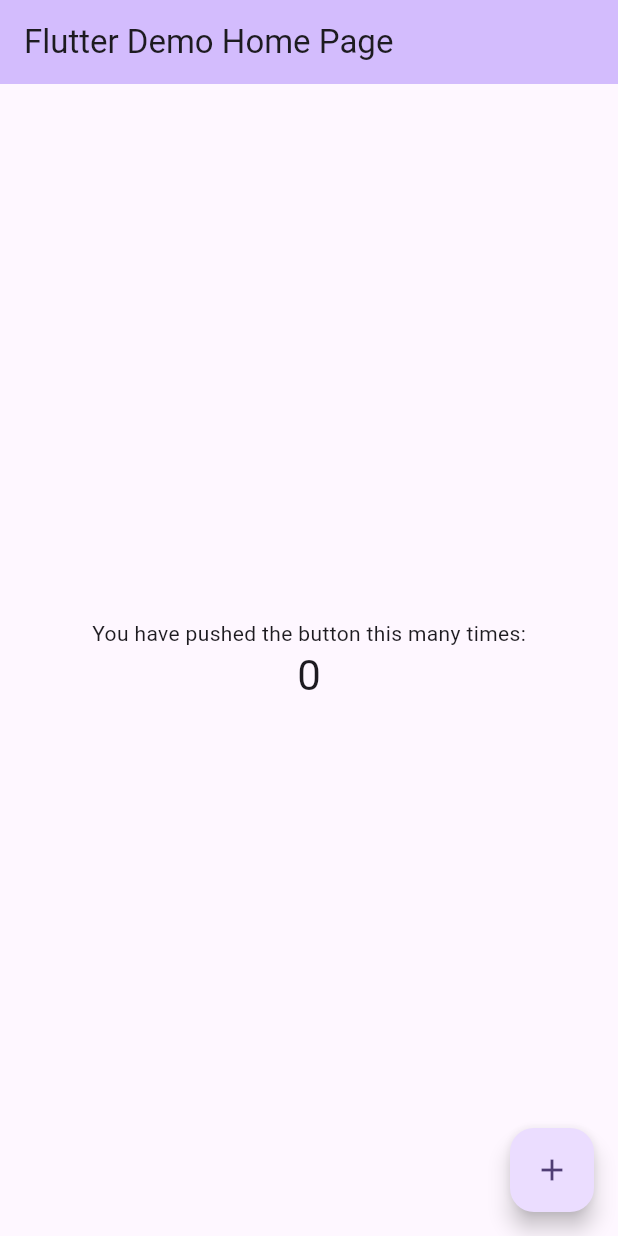
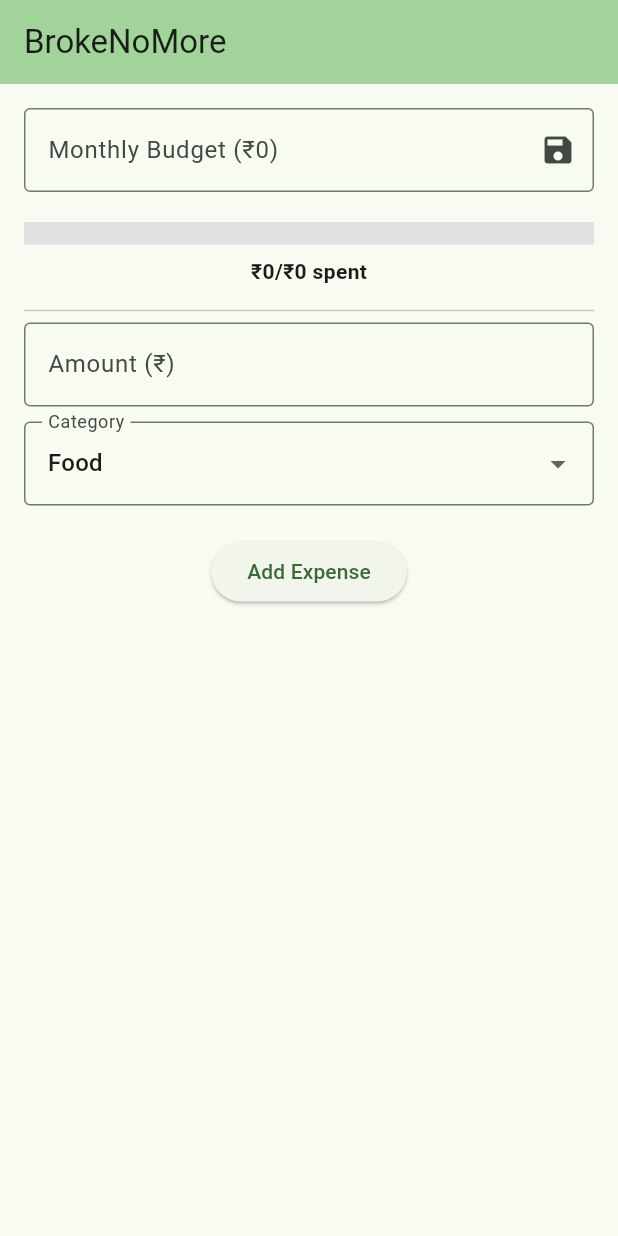
Before and after one commit to AmbujKRai/BrokeNoMore, a Flutter app: the screen it shows after launch, on a phone screen of 412 x 824 dp. Run offline on Flutter 3.47's test engine with Material 3 defaults, Android fonts, the phone set to English and light mode, and no system bars; our stand-ins replace hive_flutter; accounts and stored records are empty.

Commit message:
add expense list n progress bar

```diff
--- a/lib/main.dart
+++ b/lib/main.dart
@@ -1,51 +1,31 @@
 import 'package:flutter/material.dart';
+import 'package:hive_flutter/hive_flutter.dart';
 
-void main() {
+void main() async {
+  WidgetsFlutterBinding.ensureInitialized();
+  await Hive.initFlutter();
+  await Hive.openBox('expenseBox');
   runApp(const MyApp());
 }
 
 class MyApp extends StatelessWidget {
   const MyApp({super.key});
 
-  // This widget is the root of your application.
   @override
   Widget build(BuildContext context) {
     return MaterialApp(
-      title: 'Flutter Demo',
+      title: 'BrokeNoMore',
+      debugShowCheckedModeBanner: false,
       theme: ThemeData(
-        // This is the theme of your application.
-        //
-        // TRY THIS: Try running your application with "flutter run". You'll see
-        // the application has a purple toolbar. Then, without quitting the app,
-        // try changing the seedColor in the colorScheme below to Colors.green
-        // and then invoke "hot reload" (save your changes or press the "hot
-        // reload" button in a Flutter-supported IDE, or press "r" if you used
-        // the command line to start the app).
-        //
-        // Notice that the counter didn't reset back to zero; the application
-        // state is not lost during the reload. To reset the state, use hot
-        // restart instead.
-        //
-        // This works for code too, not just values: Most code changes can be
-        // tested with just a hot reload.
-        colorScheme: ColorScheme.fromSeed(seedColor: Colors.deepPurple),
+        colorScheme: ColorScheme.fromSeed(seedColor: Colors.green),
       ),
-      home: const MyHomePage(title: 'Flutter Demo Home Page'),
+      home: const MyHomePage(title: 'BrokeNoMore'), // ← correct placement
     );
   }
 }
 
 class MyHomePage extends StatefulWidget {
   const MyHomePage({super.key, required this.title});
-
-  // This widget is the home page of your application. It is stateful, meaning
-  // that it has a State object (defined below) that contains fields that affect
-  // how it looks.
-
-  // This class is the configuration for the state. It holds the values (in this
-  // case the title) provided by the parent (in this case the App widget) and
-  // used by the build method of the State. Fields in a Widget subclass are
-  // always marked "final".
 
   final String title;
 
@@ -54,69 +34,174 @@ class MyHomePage extends StatefulWidget {
 }
 
 class _MyHomePageState extends State<MyHomePage> {
-  int _counter = 0;
+  final _expenseBox = Hive.box('expenseBox');
+  final List<Map<String, dynamic>> _expenses = [];
+  final TextEditingController _amountController = TextEditingController();
+  final TextEditingController _budgetController = TextEditingController();
+  String _selectedCategory = 'Food';
+  double _budget = 0;
 
-  void _incrementCounter() {
+  @override
+  void initState() {
+    super.initState();
+    _loadExpenses();
+    _loadBudget();
+  }
+
+  void _loadExpenses() {
+    final savedExpenses = _expenseBox.get('expenses', defaultValue: []);
+    setState(() => _expenses.addAll(List<Map<String, dynamic>>.from(savedExpenses)));
+  }
+
+  void _saveExpenses() => _expenseBox.put('expenses', _expenses);
+
+  void _loadBudget() {
+    final savedBudget = _expenseBox.get('budget', defaultValue: 0.0);
+    setState(() => _budget = savedBudget);
+  }
+
+  void _saveBudget() => _expenseBox.put('budget', _budget);
+
+  @override
+  void dispose() {
+    _amountController.dispose();
+    _budgetController.dispose();
+    super.dispose();
+  }
+
+  void _addExpense() {
+    if (_amountController.text.isEmpty) return;
+
     setState(() {
-      // This call to setState tells the Flutter framework that something has
-      // changed in this State, which causes it to rerun the build method below
-      // so that the display can reflect the updated values. If we changed
-      // _counter without calling setState(), then the build method would not be
-      // called again, and so nothing would appear to happen.
-      _counter++;
+      _expenses.add({
+        'amount': double.parse(_amountController.text),
+        'category': _selectedCategory,
+        'date': DateTime.now().toString().split(' ')[0],
+      });
+      _saveExpenses();
+      _amountController.clear();
     });
+  }
+
+  double _calculateBudgetProgress() {
+    if (_budget <= 0) return 0;
+    double totalSpent = _expenses.fold(0, (sum, e) => sum + e['amount']);
+    return (totalSpent / _budget).clamp(0, 1);
   }
 
   @override
   Widget build(BuildContext context) {
-    // This method is rerun every time setState is called, for instance as done
-    // by the _incrementCounter method above.
-    //
-    // The Flutter framework has been optimized to make rerunning build methods
-    // fast, so that you can just rebuild anything that needs updating rather
-    // than having to individually change instances of widgets.
     return Scaffold(
       appBar: AppBar(
-        // TRY THIS: Try changing the color here to a specific color (to
-        // Colors.amber, perhaps?) and trigger a hot reload to see the AppBar
-        // change color while the other colors stay the same.
+        title: Text(widget.title),
         backgroundColor: Theme.of(context).colorScheme.inversePrimary,
-        // Here we take the value from the MyHomePage object that was created by
-        // the App.build method, and use it to set our appbar title.
-        title: Text(widget.title),
       ),
-      body: Center(
-        // Center is a layout widget. It takes a single child and positions it
-        // in the middle of the parent.
+      body: Padding(
+        padding: const EdgeInsets.all(16.0),
         child: Column(
-          // Column is also a layout widget. It takes a list of children and
-          // arranges them vertically. By default, it sizes itself to fit its
-          // children horizontally, and tries to be as tall as its parent.
-          //
-          // Column has various properties to control how it sizes itself and
-          // how it positions its children. Here we use mainAxisAlignment to
-          // center the children vertically; the main axis here is the vertical
-          // axis because Columns are vertical (the cross axis would be
-          // horizontal).
-          //
-          // TRY THIS: Invoke "debug painting" (choose the "Toggle Debug Paint"
-          // action in the IDE, or press "p" in the console), to see the
-          // wireframe for each widget.
-          mainAxisAlignment: MainAxisAlignment.center,
-          children: <Widget>[
-            const Text('You have pushed the button this many times:'),
-            Text(
-              '$_counter',
-              style: Theme.of(context).textTheme.headlineMedium,
+          children: [
+            // Budget Input
+            TextField(
+              controller: _budgetController,
+              keyboardType: TextInputType.number,
+              decoration: InputDecoration(
+                labelText: 'Monthly Budget (₹${_budget.toStringAsFixed(0)})',
+                border: const OutlineInputBorder(),
+                suffixIcon: IconButton(
+                  icon: const Icon(Icons.save),
+                  onPressed: () {
+                    if (_budgetController.text.isNotEmpty) {
+                      setState(() {
+                        _budget = double.parse(_budgetController.text);
+                        _saveBudget();
+                        _budgetController.clear();
+                      });
+                    }
+                  },
+                ),
+              ),
+            ),
+            const SizedBox(height: 20),
+
+            // Budget Progress
+            LinearProgressIndicator(
+              value: _calculateBudgetProgress(),
+              minHeight: 15,
+              backgroundColor: Colors.grey[300],
+              color: _calculateBudgetProgress() > 0.8 ? Colors.red : Colors.green,
+            ),
+            Padding(
+              padding: const EdgeInsets.symmetric(vertical: 8.0),
+              child: Text(
+                '₹${_expenses.fold(0.0, (sum, e) => sum + e['amount']).toStringAsFixed(0)}'
+                    '/₹${_budget.toStringAsFixed(0)} spent',
+                style: const TextStyle(fontWeight: FontWeight.bold),
+              ),
+            ),
+            const Divider(),
+
+            // Expense Input Form
+            TextField(
+              controller: _amountController,
+              keyboardType: TextInputType.number,
+              decoration: const InputDecoration(
+                labelText: 'Amount (₹)',
+                border: OutlineInputBorder(),
+              ),
+            ),
+            const SizedBox(height: 10),
+            DropdownButtonFormField<String>(
+              value: _selectedCategory,
+              items: const [
+                DropdownMenuItem(value: 'Food', child: Text('Food')),
+                DropdownMenuItem(value: 'Transport', child: Text('Transport')),
+                DropdownMenuItem(value: 'Entertainment', child: Text('Entertainment')),
+              ],
+              onChanged: (value) => setState(() => _selectedCategory = value!),
+              decoration: const InputDecoration(
+                labelText: 'Category',
+                border: OutlineInputBorder(),
+              ),
+            ),
+            const SizedBox(height: 20),
+            ElevatedButton(
+              onPressed: _addExpense,
+              child: const Text('Add Expense'),
+            ),
+            const SizedBox(height: 20),
+
+            // Expense List
+            Expanded(
+              child: ListView.builder(
+                itemCount: _expenses.length,
+                itemBuilder: (context, index) {
+                  final expense = _expenses[index];
+                  return ListTile(
+                    leading: Icon(_getCategoryIcon(expense['category']),
+                        color: Colors.green),
+                    title: Text('₹${expense['amount'].toStringAsFixed(0)}'),
+                    subtitle: Text(expense['category']),
+                    trailing: Text(expense['date']),
+                  );
+                },
+              ),
             ),
           ],
         ),
       ),
-      floatingActionButton: FloatingActionButton(
-        onPressed: _incrementCounter,
-        tooltip: 'Increment',
-        child: const Icon(Icons.add),
-      ), // This trailing comma makes auto-formatting nicer for build methods.
     );
   }
+
+  IconData _getCategoryIcon(String category) {
+    switch (category) {
+      case 'Food':
+        return Icons.restaurant;
+      case 'Transport':
+        return Icons.directions_car;
+      case 'Entertainment':
+        return Icons.movie;
+      default:
+        return Icons.money_off;
+    }
+  }
 }
--- a/pubspec.yaml
+++ b/pubspec.yaml
@@ -30,6 +30,8 @@ environment:
 dependencies:
   flutter:
     sdk: flutter
+  hive: ^2.2.3
+  hive_flutter: ^1.1.0
 
   # The following adds the Cupertino Icons font to your application.
   # Use with the CupertinoIcons class for iOS style icons.
```
Also changed, not shown: pubspec.lock, 1 other file.
